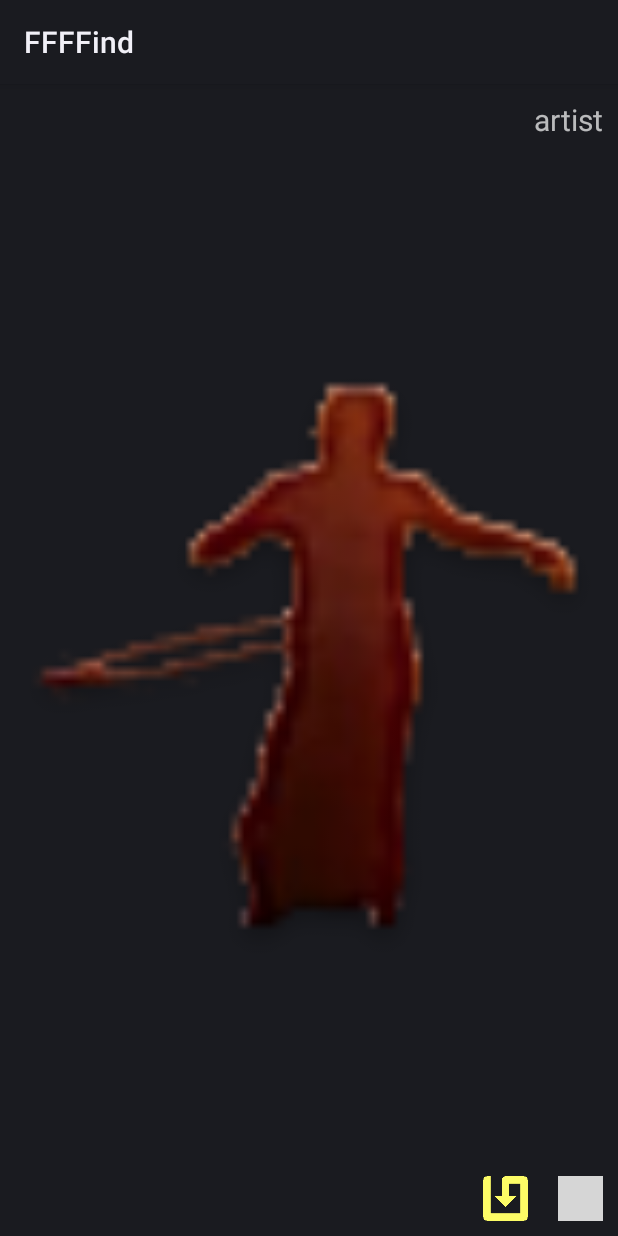
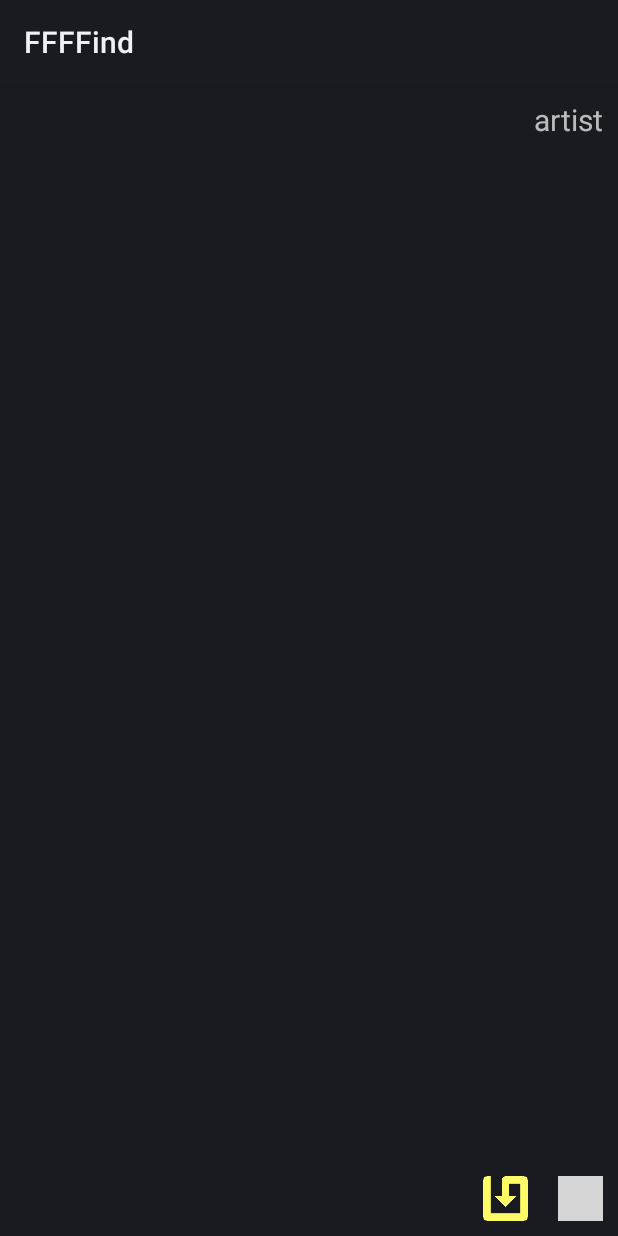
Before and after one commit to toidiu/FFFFind, an Android app: the layout detail_item.xml on its own in the app's theme, with its tools: preview values and no code run, on a phone screen of 412 x 824 dp. Run offline under Robolectric (Android 15) with nearby library versions, the phone set to English and light mode, and no system bars; grey boxes are pictures that could not be loaded.

Commit message:
remove placeholder image

```diff
--- a/app/src/main/res/layout/detail_item.xml
+++ b/app/src/main/res/layout/detail_item.xml
@@ -13,7 +13,7 @@
         android:layout_width="match_parent"
         android:layout_height="match_parent"
         android:scaleType="fitCenter"
-        android:src="@drawable/ic_launcher" />
+        />
 
     <!--ARTIST-->
     <TextView
```
